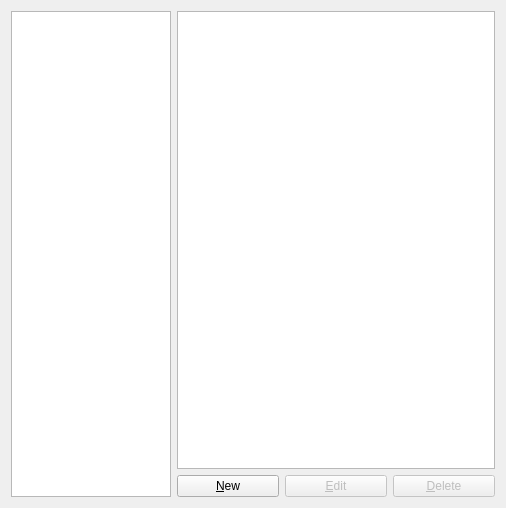
Before: the Qt Designer form gns3/modules/iou/ui/iou_device_preferences_page.ui in GNS3/gns3-gui, drawn with Qt 5.
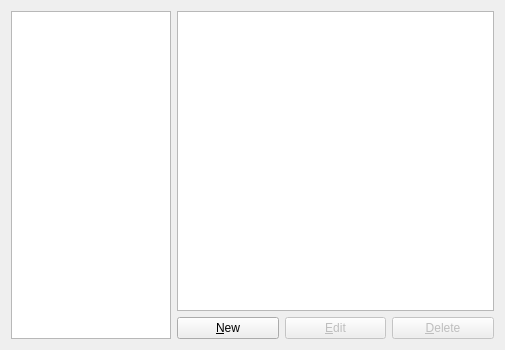
After: the same form once the commit is applied.

Commit message:
Adds multi select support in all device template pages.
Also adds "Delete" as part of the context menu of devices.

(Some methods are reordered for consistency; Legacy signaling is fixed to the new one where encountered)

The edit to the form file:
```diff
--- a/gns3/modules/iou/ui/iou_device_preferences_page.ui
+++ b/gns3/modules/iou/ui/iou_device_preferences_page.ui
@@ -6,8 +6,8 @@
    <rect>
     <x>0</x>
     <y>0</y>
-    <width>506</width>
-    <height>508</height>
+    <width>505</width>
+    <height>350</height>
    </rect>
   </property>
   <property name="windowTitle">
@@ -17,6 +17,66 @@
    <string>IOU device templates</string>
   </property>
   <layout class="QGridLayout" name="gridLayout">
+   <item row="1" column="1">
+    <layout class="QHBoxLayout" name="horizontalLayout_5">
+     <item>
+      <widget class="QPushButton" name="uiNewIOUDevicePushButton">
+       <property name="text">
+        <string>&amp;New</string>
+       </property>
+      </widget>
+     </item>
+     <item>
+      <widget class="QPushButton" name="uiEditIOUDevicePushButton">
+       <property name="enabled">
+        <bool>false</bool>
+       </property>
+       <property name="text">
+        <string>&amp;Edit</string>
+       </property>
+      </widget>
+     </item>
+     <item>
+      <widget class="QPushButton" name="uiDeleteIOUDevicePushButton">
+       <property name="enabled">
+        <bool>false</bool>
+       </property>
+       <property name="text">
+        <string>&amp;Delete</string>
+       </property>
+      </widget>
+     </item>
+    </layout>
+   </item>
+   <item row="0" column="1">
+    <widget class="QTreeWidget" name="uiIOUDeviceInfoTreeWidget">
+     <property name="sizePolicy">
+      <sizepolicy hsizetype="MinimumExpanding" vsizetype="Expanding">
+       <horstretch>0</horstretch>
+       <verstretch>0</verstretch>
+      </sizepolicy>
+     </property>
+     <property name="indentation">
+      <number>10</number>
+     </property>
+     <property name="allColumnsShowFocus">
+      <bool>true</bool>
+     </property>
+     <attribute name="headerVisible">
+      <bool>false</bool>
+     </attribute>
+     <column>
+      <property name="text">
+       <string>1</string>
+      </property>
+     </column>
+     <column>
+      <property name="text">
+       <string>2</string>
+      </property>
+     </column>
+    </widget>
+   </item>
    <item row="0" column="0" rowspan="2">
     <widget class="QTreeWidget" name="uiIOUDevicesTreeWidget">
      <property name="sizePolicy">
@@ -57,66 +117,6 @@
      </column>
     </widget>
    </item>
-   <item row="0" column="1">
-    <widget class="QTreeWidget" name="uiIOUDeviceInfoTreeWidget">
-     <property name="sizePolicy">
-      <sizepolicy hsizetype="MinimumExpanding" vsizetype="Expanding">
-       <horstretch>0</horstretch>
-       <verstretch>0</verstretch>
-      </sizepolicy>
-     </property>
-     <property name="indentation">
-      <number>10</number>
-     </property>
-     <property name="allColumnsShowFocus">
-      <bool>true</bool>
-     </property>
-     <attribute name="headerVisible">
-      <bool>false</bool>
-     </attribute>
-     <column>
-      <property name="text">
-       <string>1</string>
-      </property>
-     </column>
-     <column>
-      <property name="text">
-       <string>2</string>
-      </property>
-     </column>
-    </widget>
-   </item>
-   <item row="1" column="1">
-    <layout class="QHBoxLayout" name="horizontalLayout_6">
-     <item>
-      <widget class="QPushButton" name="uiNewIOUDevicePushButton">
-       <property name="text">
-        <string>&amp;New</string>
-       </property>
-      </widget>
-     </item>
-     <item>
-      <widget class="QPushButton" name="uiEditIOUDevicePushButton">
-       <property name="enabled">
-        <bool>false</bool>
-       </property>
-       <property name="text">
-        <string>&amp;Edit</string>
-       </property>
-      </widget>
-     </item>
-     <item>
-      <widget class="QPushButton" name="uiDeleteIOUDevicePushButton">
-       <property name="enabled">
-        <bool>false</bool>
-       </property>
-       <property name="text">
-        <string>&amp;Delete</string>
-       </property>
-      </widget>
-     </item>
-    </layout>
-   </item>
   </layout>
  </widget>
  <resources/>
```
Left out of the diff: 14 changed lines with no effect on the pictures. The commit also changes 10 other files.
